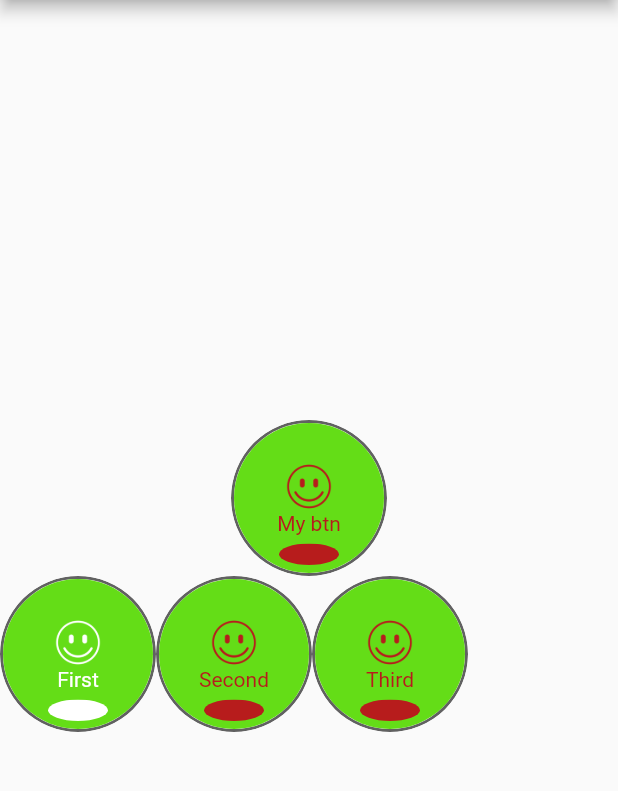
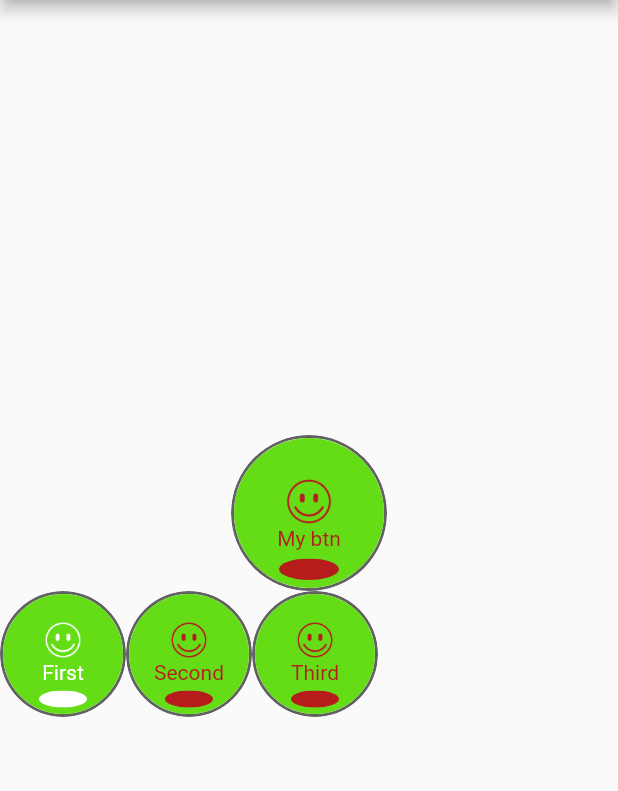
Before and after one commit to IvanTyurin/smile_app, a Flutter app: the screen it shows after launch, after a tap on "First", on a phone screen of 412 x 824 dp, the part 84-875 px from its top. Run offline on Flutter 3.47's test engine with Material 2 defaults, Android fonts, the phone set to English and light mode, and no system bars.

Commit message:
Redesigned the logic of the radio buttons. Changed the accepted values from an array of buttons to parameters for the generator.

```diff
--- a/lib/RadioSmileButton.dart
+++ b/lib/RadioSmileButton.dart
@@ -2,9 +2,29 @@ import 'package:flutter/material.dart';
 import 'SmileButton.dart';
 
 class RadioSmileButton extends StatefulWidget {
-  final List<SmileButton> buttonsList;
+  final int count;
+  final double buttonSize;
+  final Color filColor;
+  final Color activeColor;
+  final Color accentColor;
+  final bool isEnabled;
+  final List<String> titles;
+  final List<String> imagesPaths;
 
-  const RadioSmileButton({Key key, this.buttonsList}) : super(key: key);
+  final void Function(bool state, int index) onChanged;
+
+  const RadioSmileButton({
+    Key key,
+    this.buttonSize,
+    this.titles,
+    this.filColor,
+    this.activeColor,
+    this.accentColor,
+    this.isEnabled,
+    this.imagesPaths,
+    this.onChanged,
+    this.count,
+  }) : super(key: key);
 
   _RadioSmileButtonState createState() {
     return _RadioSmileButtonState();
@@ -12,20 +32,32 @@ class RadioSmileButton extends StatefulWidget {
 }
 
 class _RadioSmileButtonState extends State<RadioSmileButton> {
+  bool _canChanged = true;
   @override
   Widget build(BuildContext context) {
     return Row(
-      children: _arrayButtonsBuild(),
+      children: _radioButtonsBuild(),
     );
   }
 
-  List<Widget> _arrayButtonsBuild() {
+  List<Widget> _radioButtonsBuild() {
     List<Widget> buttons = [];
-    for(SmileButton button in widget.buttonsList) {
-      buttons.add(Container(
-        child: button,
-      ));
+    if(widget.count == widget.titles.length && widget.count == widget.imagesPaths.length) {
+      for (int i = 0; i < widget.count; i++) {
+        buttons.add(Container(
+          child: SmileButton(
+              imagePath: widget.imagesPaths[i],
+              buttonSize: widget.buttonSize,
+              title: widget.titles[i],
+              onTap: (state) {
+                int index = i;
+                widget.onChanged(state, index);
+              }
+          ),
+        ));
+      }
     }
+
     return buttons;
   }
 }
--- a/lib/SmileButton.dart
+++ b/lib/SmileButton.dart
@@ -9,7 +9,7 @@ class SmileButton extends StatefulWidget {
   final bool isEnabled;
   final String imagePath;
 
-  void Function(bool state) onTap;
+  final void Function(bool state) onTap;
 
   SmileButton(
       {Key key,
--- a/lib/main.dart
+++ b/lib/main.dart
@@ -79,7 +79,15 @@ class _MyHomePageState extends State<MyHomePage> {
                 print(state);
               },
             ),
-            RadioSmileButton(buttonsList: buttonsInRadio,),
+            RadioSmileButton(
+              count: 3,
+              buttonSize: 80,
+              titles: ["First", "Second", "Third"],
+              imagesPaths: ["assets/happy.png", "assets/happy.png", "assets/happy.png"],
+              onChanged: (state, index) {
+                print("Button # $index, in state $state");
+              },
+            ),
           ],
         ),
       ),
```
